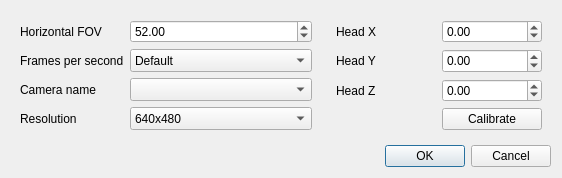
Before: the Qt Designer form ftnoir_tracker_aruco/aruco-trackercontrols.ui in opentrack/opentrack, drawn with Qt 5.
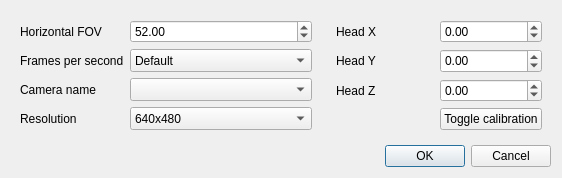
After: the same form once the commit is applied.

Commit message: pt, aruco: rename calibration buttons for clarity

```diff
--- a/ftnoir_tracker_aruco/aruco-trackercontrols.ui
+++ b/ftnoir_tracker_aruco/aruco-trackercontrols.ui
@@ -236,7 +236,7 @@
       <item row="4" column="1">
        <widget class="QPushButton" name="btn_calibrate">
         <property name="text">
-         <string>Calibrate</string>
+         <string>Toggle calibration</string>
         </property>
         <property name="checkable">
          <bool>true</bool>
```
The commit also changes 1 other file.
